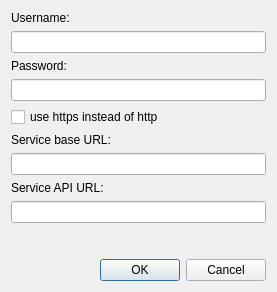
asolfre/qwit, file src/AccountConfigurationDialog.ui: the form before one commit.
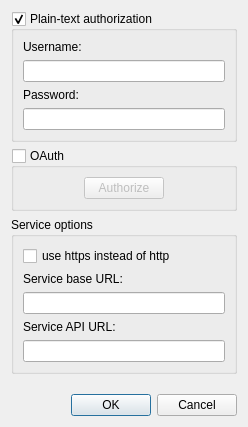
The form after the commit.

Commit message: Added OAuth support for Twitter

Diff of the .ui file:
```diff
--- a/src/AccountConfigurationDialog.ui
+++ b/src/AccountConfigurationDialog.ui
@@ -9,8 +9,8 @@
    <rect>
     <x>0</x>
     <y>0</y>
-    <width>277</width>
-    <height>292</height>
+    <width>248</width>
+    <height>427</height>
    </rect>
   </property>
   <property name="windowTitle">
@@ -19,7 +19,18 @@
   <property name="modal">
    <bool>true</bool>
   </property>
-  <layout class="QGridLayout" name="gridLayout">
+  <layout class="QGridLayout" name="gridLayout_4">
+   <item row="0" column="0">
+    <layout class="QVBoxLayout" name="verticalLayout_3">
+     <item>
+      <widget class="QGroupBox" name="plainGroupBox">
+       <property name="title">
+        <string>Plain-text authorization</string>
+       </property>
+       <property name="checkable">
+        <bool>true</bool>
+       </property>
+       <layout class="QGridLayout" name="gridLayout_2">
    <item row="0" column="0">
     <layout class="QVBoxLayout" name="verticalLayout">
      <item>
@@ -46,6 +57,83 @@
        </property>
       </widget>
      </item>
+         </layout>
+        </item>
+       </layout>
+      </widget>
+     </item>
+     <item>
+      <widget class="QGroupBox" name="oauthGroupBox">
+       <property name="sizePolicy">
+        <sizepolicy hsizetype="Preferred" vsizetype="Minimum">
+         <horstretch>0</horstretch>
+         <verstretch>0</verstretch>
+        </sizepolicy>
+       </property>
+       <property name="minimumSize">
+        <size>
+         <width>0</width>
+         <height>0</height>
+        </size>
+       </property>
+       <property name="title">
+        <string>OAuth</string>
+       </property>
+       <property name="checkable">
+        <bool>true</bool>
+       </property>
+       <property name="checked">
+        <bool>false</bool>
+       </property>
+       <layout class="QGridLayout" name="gridLayout">
+        <item row="0" column="0">
+         <layout class="QHBoxLayout" name="horizontalLayout">
+          <item>
+           <spacer name="horizontalSpacer">
+            <property name="orientation">
+             <enum>Qt::Horizontal</enum>
+            </property>
+            <property name="sizeHint" stdset="0">
+             <size>
+              <width>40</width>
+              <height>20</height>
+             </size>
+            </property>
+           </spacer>
+          </item>
+          <item>
+           <widget class="QPushButton" name="oauthAuthorizePushButton">
+            <property name="text">
+             <string>Authorize</string>
+            </property>
+           </widget>
+          </item>
+          <item>
+           <spacer name="horizontalSpacer_2">
+            <property name="orientation">
+             <enum>Qt::Horizontal</enum>
+            </property>
+            <property name="sizeHint" stdset="0">
+             <size>
+              <width>40</width>
+              <height>20</height>
+             </size>
+            </property>
+           </spacer>
+          </item>
+         </layout>
+        </item>
+       </layout>
+      </widget>
+     </item>
+     <item>
+      <widget class="QGroupBox" name="groupBox">
+       <property name="title">
+        <string>Service options</string>
+       </property>
+       <layout class="QGridLayout" name="gridLayout_3">
+        <item row="0" column="0">
+         <layout class="QVBoxLayout" name="verticalLayout_2">
      <item>
       <widget class="QCheckBox" name="useHttpsCheckBox">
        <property name="text">
@@ -73,6 +161,11 @@
      <item>
       <widget class="QLineEdit" name="serviceApiUrlLineEdit"/>
      </item>
+         </layout>
+        </item>
+       </layout>
+      </widget>
+     </item>
      <item>
       <spacer name="verticalSpacer">
        <property name="orientation">
@@ -80,8 +173,8 @@
        </property>
        <property name="sizeHint" stdset="0">
         <size>
-         <width>20</width>
-         <height>40</height>
+         <width>17</width>
+         <height>13</height>
         </size>
        </property>
       </spacer>
```
Lines whose indentation alone changed are shown as unchanged. The commit also changes 14 other files.
